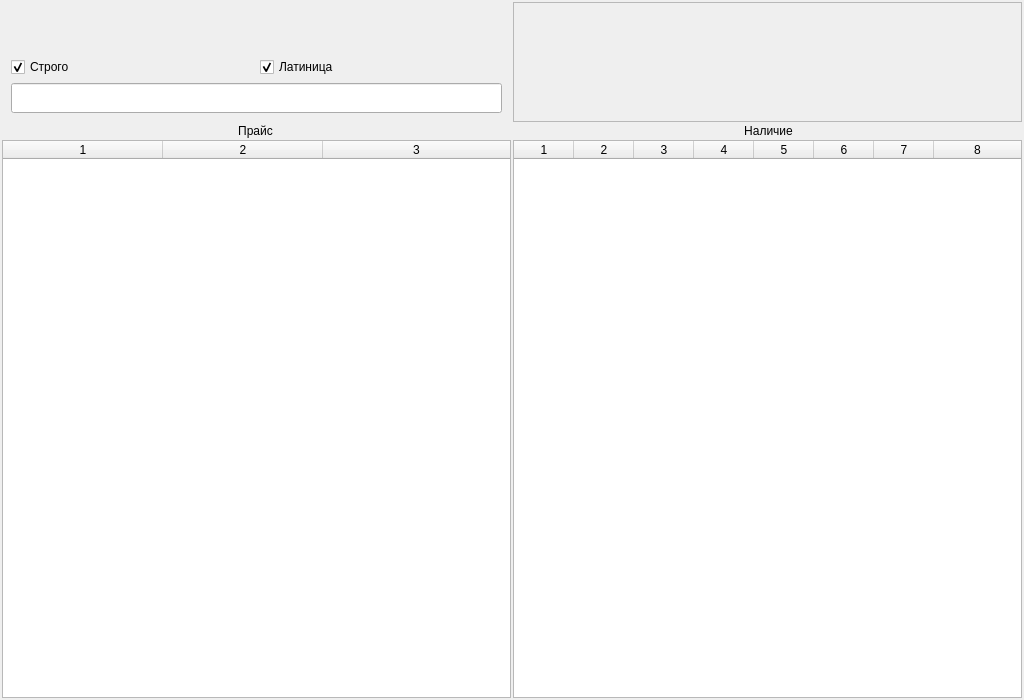
The window that window_main.ui (Wrexan/MDA) describes before a commit, drawn with Qt 5.
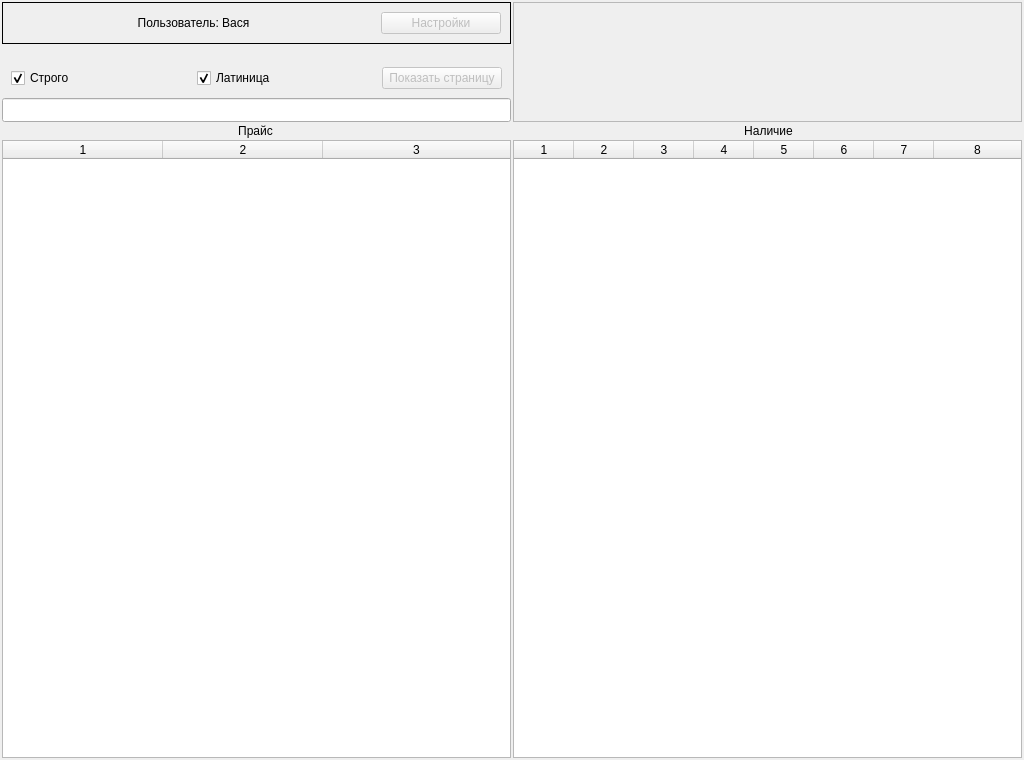
The same window after the commit.

Commit message: improve design, add focus, input, model display features

Diff of the .ui file:
```diff
--- a/window_main.ui
+++ b/window_main.ui
@@ -7,7 +7,7 @@
     <x>0</x>
     <y>0</y>
     <width>1024</width>
-    <height>700</height>
+    <height>760</height>
    </rect>
   </property>
   <property name="windowTitle">
@@ -75,6 +75,85 @@
           </sizepolicy>
          </property>
          <layout class="QVBoxLayout" name="verticalLayout_3">
+          <property name="spacing">
+           <number>0</number>
+          </property>
+          <property name="leftMargin">
+           <number>0</number>
+          </property>
+          <property name="topMargin">
+           <number>0</number>
+          </property>
+          <property name="rightMargin">
+           <number>0</number>
+          </property>
+          <property name="bottomMargin">
+           <number>0</number>
+          </property>
+          <item>
+           <widget class="QFrame" name="">
+            <property name="frameShape">
+             <enum>QFrame::Box</enum>
+            </property>
+            <property name="frameShadow">
+             <enum>QFrame::Plain</enum>
+            </property>
+            <property name="lineWidth">
+             <number>1</number>
+            </property>
+            <layout class="QHBoxLayout" name="horizontalLayout_5">
+             <property name="leftMargin">
+              <number>9</number>
+             </property>
+             <property name="topMargin">
+              <number>9</number>
+             </property>
+             <property name="rightMargin">
+              <number>9</number>
+             </property>
+             <property name="bottomMargin">
+              <number>9</number>
+             </property>
+             <item>
+              <widget class="QLabel" name="label_3">
+               <property name="font">
+                <font>
+                 <pointsize>9</pointsize>
+                </font>
+               </property>
+               <property name="text">
+                <string>Пользователь: Вася</string>
+               </property>
+               <property name="alignment">
+                <set>Qt::AlignCenter</set>
+               </property>
+              </widget>
+             </item>
+             <item>
+              <widget class="QPushButton" name="pushButton_2">
+               <property name="enabled">
+                <bool>false</bool>
+               </property>
+               <property name="maximumSize">
+                <size>
+                 <width>120</width>
+                 <height>16777215</height>
+                </size>
+               </property>
+               <property name="sizeIncrement">
+                <size>
+                 <width>120</width>
+                 <height>0</height>
+                </size>
+               </property>
+               <property name="text">
+                <string>Настройки</string>
+               </property>
+              </widget>
+             </item>
+            </layout>
+           </widget>
+          </item>
           <item>
            <spacer name="verticalSpacer_2">
             <property name="orientation">
@@ -90,6 +169,18 @@
           </item>
           <item>
            <layout class="QHBoxLayout" name="horizontalLayout_4">
+            <property name="leftMargin">
+             <number>9</number>
+            </property>
+            <property name="topMargin">
+             <number>9</number>
+            </property>
+            <property name="rightMargin">
+             <number>9</number>
+            </property>
+            <property name="bottomMargin">
+             <number>9</number>
+            </property>
             <item>
              <widget class="QCheckBox" name="chb_search_strict">
               <property name="text">
@@ -110,6 +201,37 @@
               </property>
              </widget>
             </item>
+            <item>
+             <widget class="QPushButton" name="pushButton">
+              <property name="enabled">
+               <bool>false</bool>
+              </property>
+              <property name="maximumSize">
+               <size>
+                <width>120</width>
+                <height>16777215</height>
+               </size>
+              </property>
+              <property name="sizeIncrement">
+               <size>
+                <width>120</width>
+                <height>0</height>
+               </size>
+              </property>
+              <property name="text">
+               <string>Показать страницу</string>
+              </property>
+              <property name="autoDefault">
+               <bool>false</bool>
+              </property>
+              <property name="default">
+               <bool>false</bool>
+              </property>
+              <property name="flat">
+               <bool>false</bool>
+              </property>
+             </widget>
+            </item>
            </layout>
           </item>
           <item>
@@ -123,13 +245,13 @@
             <property name="minimumSize">
              <size>
               <width>0</width>
-              <height>30</height>
+              <height>24</height>
              </size>
             </property>
             <property name="maximumSize">
              <size>
               <width>16777215</width>
-              <height>30</height>
+              <height>24</height>
              </size>
             </property>
             <property name="font">
```
Left out of the diff: 13 changed lines with no effect on the pictures. The commit also changes 2 other files.
